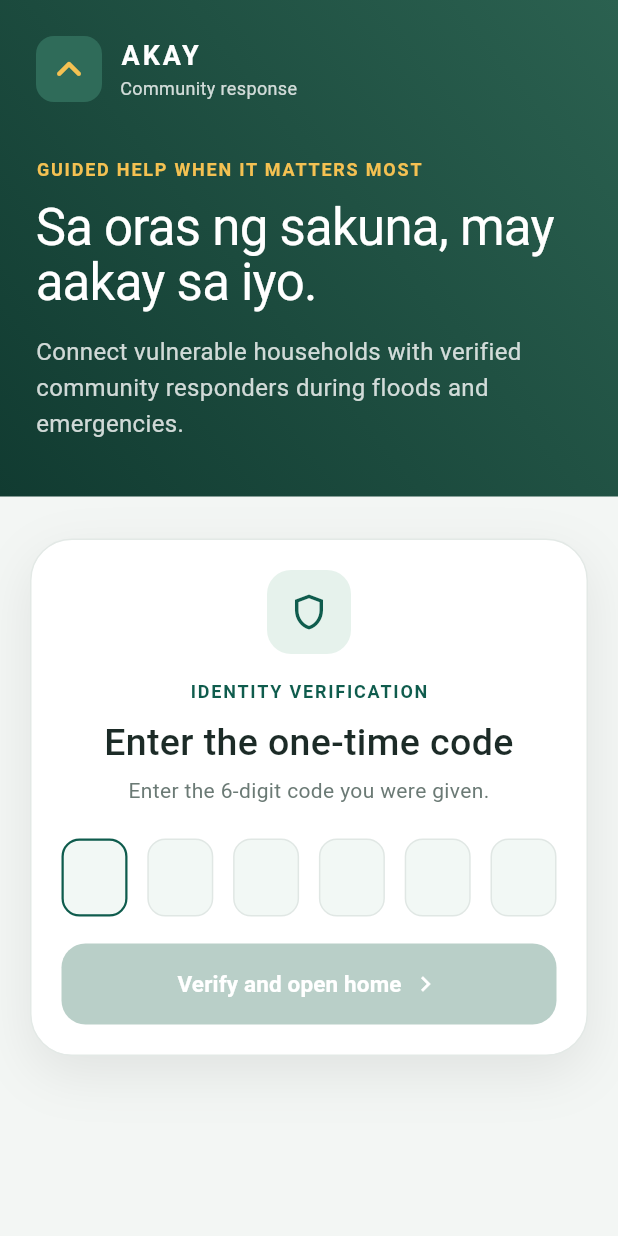
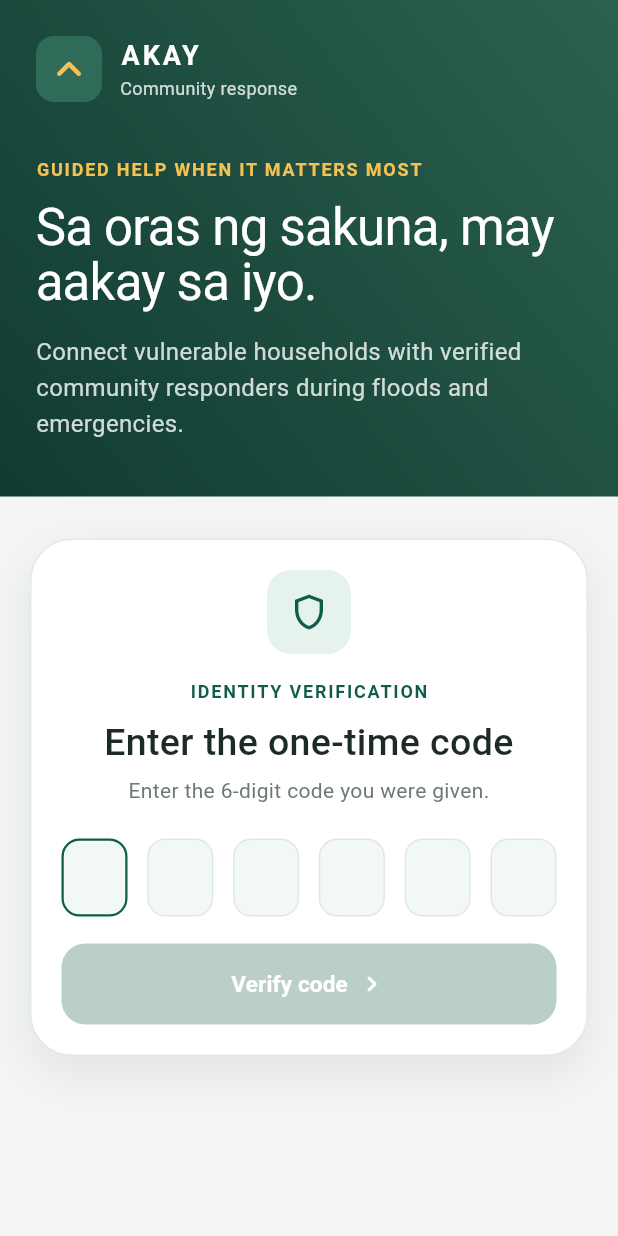
Before and after one commit to haethusrein/akay, a Flutter app: the VerifyCodeScreen screen opened directly, on a phone screen of 412 x 824 dp. Run offline on Flutter 3.47's test engine with Material 3 defaults, Android fonts, the phone set to English and light mode, and no system bars; our stand-ins replace cloud_firestore, firebase_auth, firebase_core, geolocator; accounts and stored records are empty.

Commit message:
feat: Enhance verification screen with improved code handling and UI updates

```diff
--- a/test_app/lib/create_account_screens.dart
+++ b/test_app/lib/create_account_screens.dart
@@ -449,16 +449,27 @@ class _VerifyCodeScreenState extends State<VerifyCodeScreen> {
 
   final _controller = TextEditingController();
   final _focusNode = FocusNode();
+  bool _isVerifying = false;
 
   @override
   void initState() {
     super.initState();
-    _controller.addListener(() => setState(() {}));
-    _focusNode.addListener(() => setState(() {}));
+    _controller.addListener(_onCodeChanged);
+    _focusNode.addListener(_onFocusChanged);
+  }
+
+  void _onCodeChanged() {
+    if (mounted) setState(() {});
+  }
+
+  void _onFocusChanged() {
+    if (mounted) setState(() {});
   }
 
   @override
   void dispose() {
+    _controller.removeListener(_onCodeChanged);
+    _focusNode.removeListener(_onFocusChanged);
     _controller.dispose();
     _focusNode.dispose();
     super.dispose();
@@ -467,15 +478,26 @@ class _VerifyCodeScreenState extends State<VerifyCodeScreen> {
   bool get _complete => _controller.text.length == _codeLength;
 
   Future<void> _verify() async {
+    if (!_complete || _isVerifying) return;
+
+    setState(() => _isVerifying = true);
+
     try {
+      // This call checks the code against Firestore.
       await AkayBackend.verifyCode(_controller.text);
+
       if (!mounted) return;
+
+      // Reaching this point means the server accepted the code.
       Navigator.of(context).pushAndRemoveUntil(
         MaterialPageRoute(builder: (_) => const HomeScreen()),
         (route) => false,
       );
     } catch (e) {
-      if (mounted) showComingSoon(context, AkayBackend.friendlyError(e));
+      if (!mounted) return;
+
+      setState(() => _isVerifying = false);
+      showComingSoon(context, AkayBackend.friendlyError(e));
     }
   }
 
@@ -494,7 +516,11 @@ class _VerifyCodeScreenState extends State<VerifyCodeScreen> {
               color: kLightGreen,
               borderRadius: BorderRadius.circular(16),
             ),
-            child: const Icon(Icons.shield_outlined, color: kGreen, size: 28),
+            child: const Icon(
+              Icons.shield_outlined,
+              color: kGreen,
+              size: 28,
+            ),
           ),
           const SizedBox(height: 16),
           const Text('IDENTITY VERIFICATION', style: kSmallLabel),
@@ -548,29 +574,30 @@ class _VerifyCodeScreenState extends State<VerifyCodeScreen> {
               width: double.infinity,
               padding: const EdgeInsets.all(14),
               decoration: BoxDecoration(
-                color: kLightGreen,
+                color: const Color(0xFFF2F8F5),
                 borderRadius: BorderRadius.circular(14),
+                border: Border.all(color: kBorder),
               ),
               child: const Row(
                 crossAxisAlignment: CrossAxisAlignment.start,
                 children: [
-                  Icon(Icons.check, size: 18, color: kGreen),
+                  Icon(Icons.info_outline, size: 18, color: kGreen),
                   SizedBox(width: 10),
                   Expanded(
                     child: Column(
                       crossAxisAlignment: CrossAxisAlignment.start,
                       children: [
                         Text(
-                          'Registry match found',
+                          'Six digits entered',
                           style: TextStyle(
                             fontSize: 14,
                             fontWeight: FontWeight.w700,
-                            color: kGreen,
+                            color: kTextDark,
                           ),
                         ),
                         SizedBox(height: 2),
                         Text(
-                          'Your account will receive a verified badge.',
+                          'Tap Verify code to check it. The code is not verified yet.',
                           style: kGreyText,
                         ),
                       ],
@@ -582,15 +609,14 @@ class _VerifyCodeScreenState extends State<VerifyCodeScreen> {
             const SizedBox(height: 18),
           ],
           PrimaryButton(
-            label: 'Verify and open home',
-            onPressed: _complete ? _verify : null,
+            label: _isVerifying ? 'Checking code...' : 'Verify code',
+            onPressed: _complete && !_isVerifying ? _verify : null,
           ),
         ],
       ),
     );
   }
 }
-
 // ============================================================
 // Shared building blocks
 // ============================================================
```
